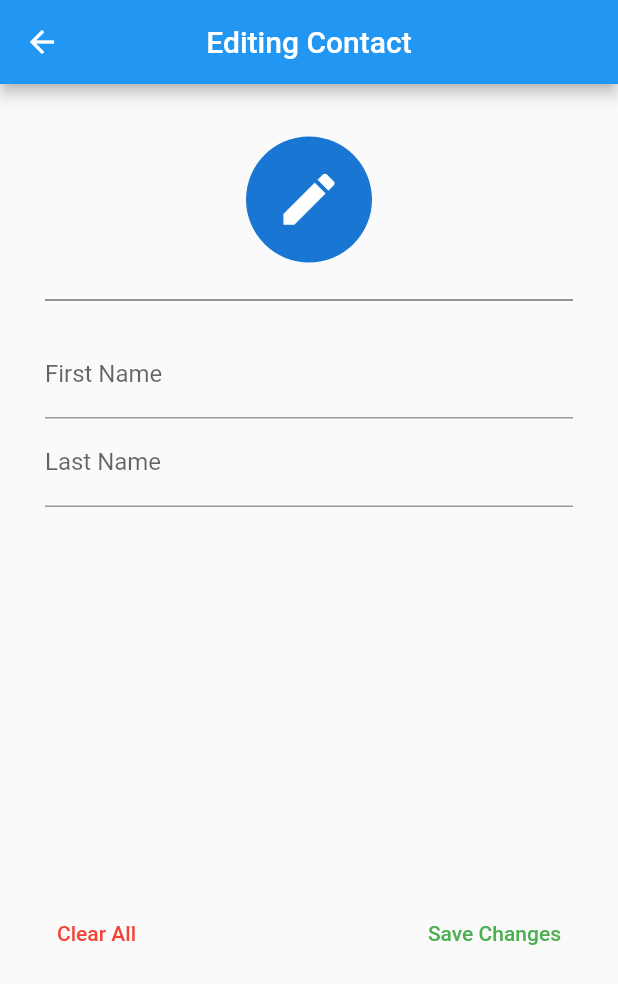
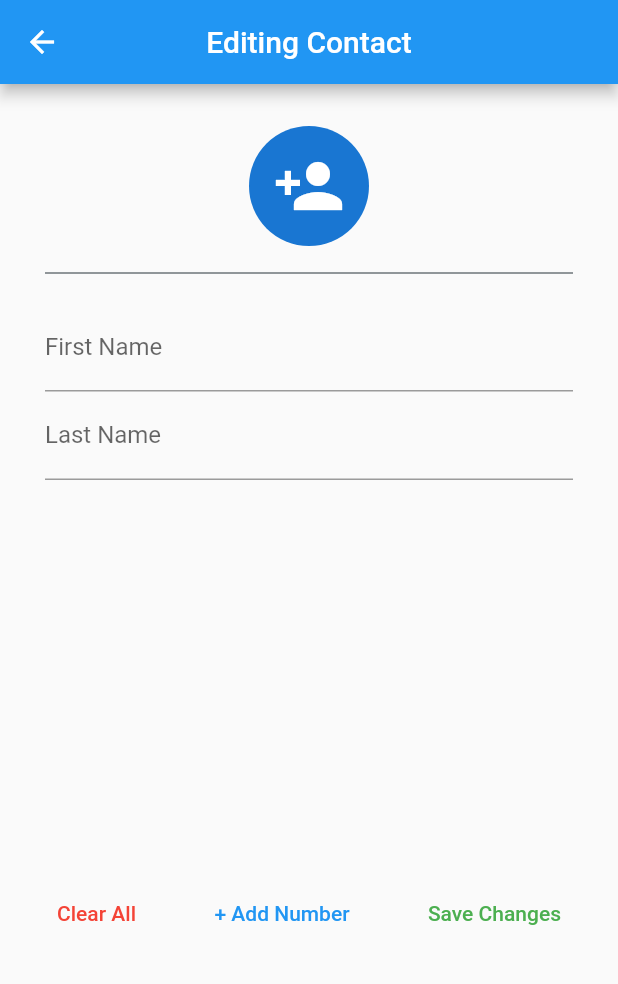
Before and after one commit to AY2020-2021-CpE-OJT/Phonebook_Sarona, a Flutter app: the editContact screen opened directly with empty values, after a tap on "Clear All", on a phone screen of 412 x 824 dp. Shown: the top 984 px of the screen. Run offline on Flutter 3.47's test engine with Material 2 defaults, Android fonts, the phone set to English and light mode, and no system bars; network calls fail.

Commit message:
Added clearTextFields Adjusted to ListView instead of SingleChildScrollView

```diff
--- a/phonebook_app/lib/routes/edit_contact.dart
+++ b/phonebook_app/lib/routes/edit_contact.dart
@@ -4,6 +4,8 @@ import 'package:phonebook/api/api.dart';
 class editContact extends StatelessWidget {
   final Map contact;
   const editContact({ Key? key, required this.contact }) : super(key: key);
+
+
 
   @override
   Widget build(BuildContext context) {
@@ -20,23 +22,34 @@ class editContact extends StatelessWidget {
       _phoneNumbers[i].text = contact['phone_numbers'][i];
     }
     /*===================================================================================================*/
+
+    clearTextFields() {
+      _firstname.clear();
+      _lastname.clear();
+      for (var i = 0; i < _phoneNumbers.length; i++) {
+        _phoneNumbers[i].clear();
+      }
+    }
+
     return Scaffold(
       appBar: AppBar(
         title: Text('Editing Contact'),
         centerTitle: true,
       ),
       // resizeToAvoidBottomInset: false,
-      body: Padding(
+      body: Center(
+        child: ListView(
+          children: [
+              Padding(
                 padding: const EdgeInsets.fromLTRB(30, 20, 30, 20),
-        child: SingleChildScrollView(
                 child: Column(
                 children: <Widget>[
                   Padding(
-                padding: const EdgeInsets.all(15),
+                    padding: const EdgeInsets.all(8),
                     child: CircleAvatar(
-                  radius: 42,
-                  child: Icon(Icons.edit,
-                    size: 45,
+                      radius: 40,
+                      child: Icon(Icons.person_add,
+                        size: 48,
                       ),
                     ),
                   ),
@@ -44,22 +57,22 @@ class editContact extends StatelessWidget {
                   SizedBox(height: 10),
                   TextField(
                     controller: _firstname,
-                decoration: InputDecoration(labelText: 'First Name'),
+                    decoration: InputDecoration(hintText: 'Enter a first name', labelText: 'First Name'),
                   ),
                   TextField(
                     controller: _lastname,
-                decoration: InputDecoration(labelText: 'Last Name'),
+                    decoration: InputDecoration(hintText: 'Enter a last name', labelText: 'Last Name'),
                   ),
                   SizedBox(height: 25,),
                   Container(
-                height: 235,
+                    height: 240,
                     child: ListView.builder(
                       scrollDirection: Axis.vertical,
                       itemCount: contact['phone_numbers'].length,
                       itemBuilder: (BuildContext context, int index){
                         return TextField(
                           controller: _phoneNumbers[index],
-                      decoration: InputDecoration(labelText: 'Phone Number #${index+1}'),
+                          decoration: InputDecoration(hintText: 'Enter a Number', labelText: 'Phone Number #${index+1}'),
                           keyboardType: TextInputType.number,
                         );
                       },
@@ -69,12 +82,16 @@ class editContact extends StatelessWidget {
                     mainAxisAlignment: MainAxisAlignment.spaceBetween,
                     children: <Widget>[
                       TextButton(
-                    onPressed: () {},
+                        onPressed: clearTextFields,
                         child: Text('Clear All',
                           style: TextStyle(
                             color: Colors.red,
                           ),
                         ),
+                      ),
+                      TextButton(
+                        onPressed: () {},
+                        child: Text('+ Add Number'),
                       ),
                       TextButton(
                         onPressed: () {},
@@ -89,6 +106,8 @@ class editContact extends StatelessWidget {
                 ],
             ),
               ),
+          ],
+        ),
       ),
     );
   }
```
Lines whose indentation alone changed are shown as unchanged.
